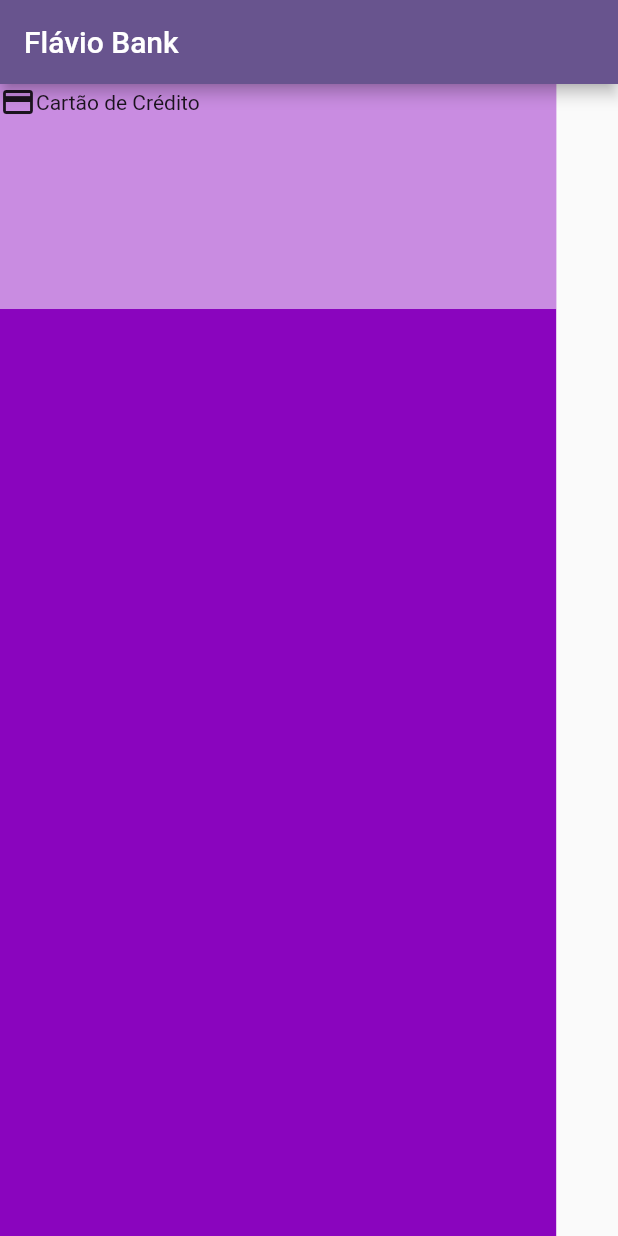
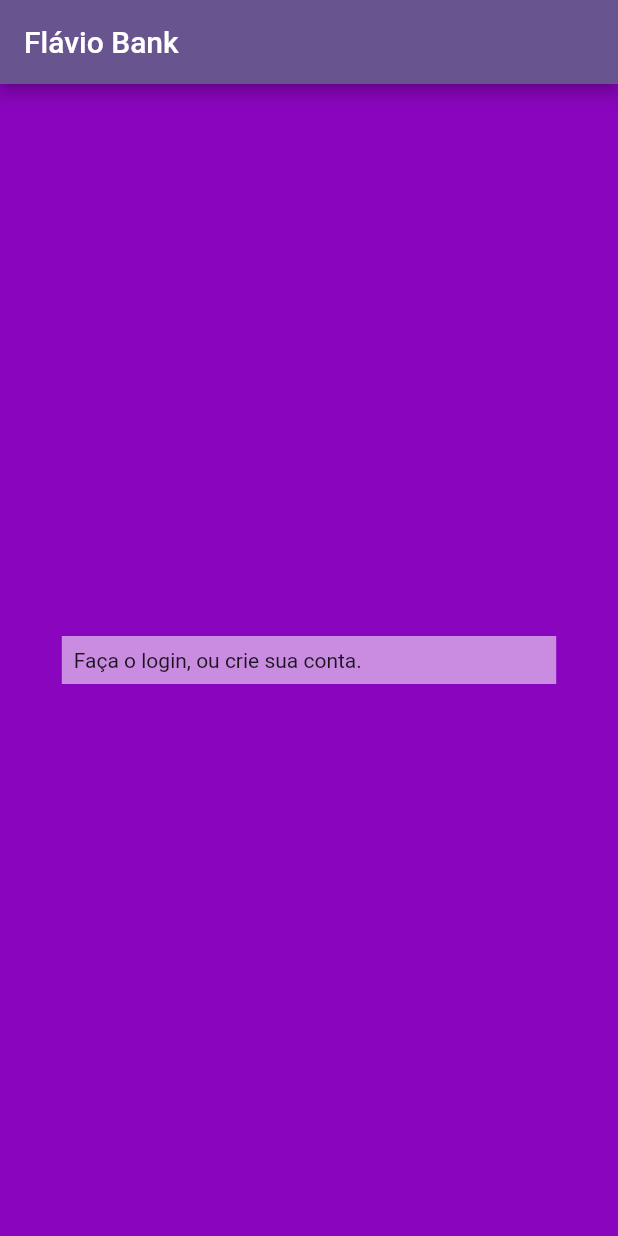
Before and after one commit to marquesflavio/projeto_flutter, a Flutter app: the screen it shows after launch, on a phone screen of 412 x 824 dp. Run offline on Flutter 3.47's test engine with Material 2 defaults, Android fonts, the phone set to English and light mode, and no system bars.

Commit message:
criação a pag de login

```diff
--- a/lib/main.dart
+++ b/lib/main.dart
@@ -1,4 +1,5 @@
 import 'package:flutter/material.dart';
+import 'package:flutter_application_1/pag_login.dart';
 import 'home_page.dart';
 
 void main() {
@@ -16,7 +17,7 @@ class MyApp extends StatelessWidget {
       theme: ThemeData(
         colorScheme: ColorScheme.fromSeed(seedColor: Colors.deepPurple),
       ),
-      home: const HomePage(),
+      home: const PagLogin(),
     );
   }
 }
--- /dev/null
+++ b/lib/pag_login.dart
@@ -0,0 +1,32 @@
+import 'package:flutter/material.dart';
+
+class PagLogin extends StatelessWidget {
+  const PagLogin({super.key});
+
+  @override
+  Widget build(BuildContext context) {
+    return Scaffold(
+      appBar: AppBar(
+        title: const Text('Flávio Bank'),
+      ),
+      body: Container(
+        width: MediaQuery.of(context).size.width,
+        color:  const Color.fromRGBO(138, 5, 190, 1),
+        child: Column(
+          mainAxisAlignment: MainAxisAlignment.center,
+
+          children: [
+            Container(
+              width: MediaQuery.of(context).size.width*.8,
+              color: Colors.white54,
+              child: const Padding(
+                padding: EdgeInsets.all(8.0),
+                child: Text('Faça o login, ou crie sua conta.'),
+              ))
+
+          ],
+
+        ),
+      ),
+    );
+  }}
```
